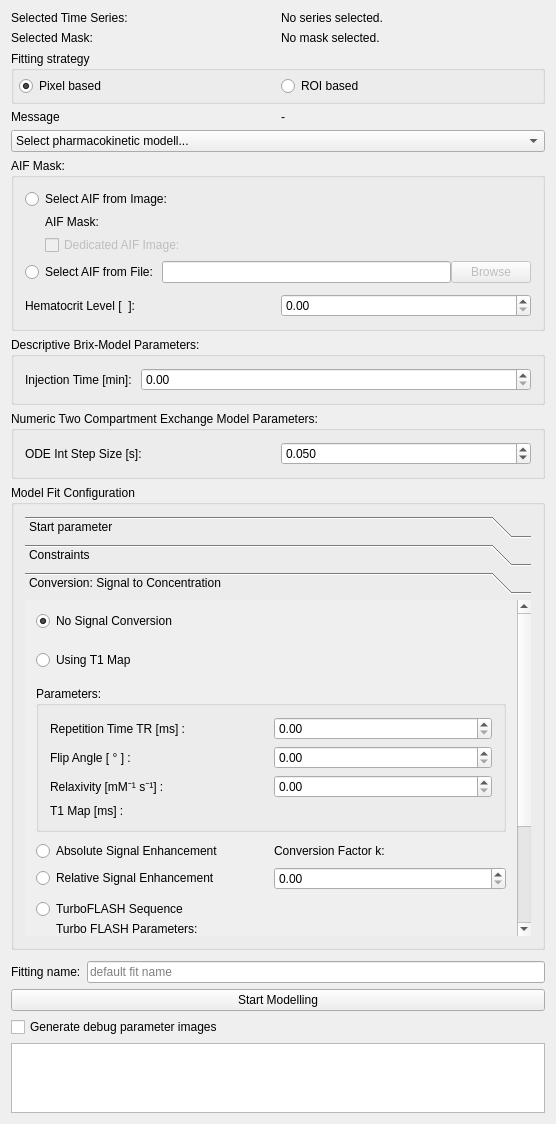
First picture: the form in Plugins/org.mitk.gui.qt.pharmacokinetics.mri/src/internal/MRPerfusionViewControls.ui, repository MITK/MITK, before the edit.
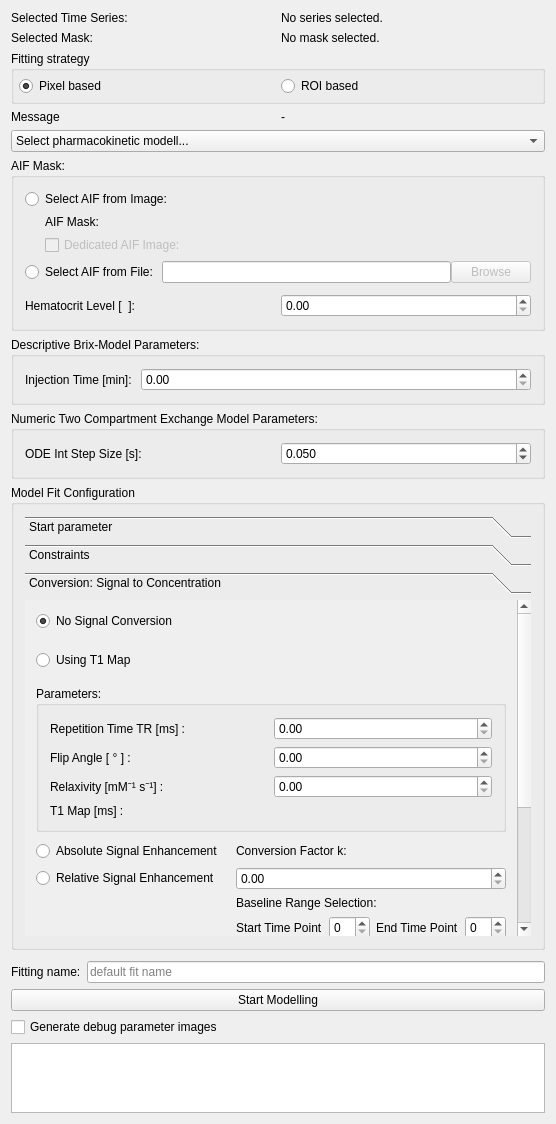
Second picture: the form after the edit. The open tabs and pages were chosen to show the change. Custom widgets are drawn as their Qt base class.

Commit message: Add timepoint selection for baseline averaging in UI

```diff
--- a/Plugins/org.mitk.gui.qt.pharmacokinetics.mri/src/internal/MRPerfusionViewControls.ui
+++ b/Plugins/org.mitk.gui.qt.pharmacokinetics.mri/src/internal/MRPerfusionViewControls.ui
@@ -378,9 +378,9 @@
          <property name="geometry">
           <rect>
            <x>0</x>
-           <y>-34</y>
-           <width>499</width>
-           <height>516</height>
+           <y>-120</y>
+           <width>516</width>
+           <height>452</height>
           </rect>
          </property>
          <attribute name="label">
@@ -479,27 +479,64 @@
             <property name="verticalSpacing">
              <number>6</number>
             </property>
-            <item row="1" column="0">
+            <item row="2" column="1">
+             <widget class="QDoubleSpinBox" name="factorSpinBox"/>
+            </item>
+            <item row="1" column="1">
+             <widget class="QLabel" name="label_Faktor">
+              <property name="text">
+               <string>Conversion Factor k:</string>
+              </property>
+             </widget>
+            </item>
+            <item row="4" column="1">
+             <layout class="QHBoxLayout" name="horizontalLayout_14">
+              <item>
+               <widget class="QLabel" name="label_baselineStartTimePoint">
+                <property name="text">
+                 <string>Start Time Point</string>
+                </property>
+               </widget>
+              </item>
+              <item>
+               <widget class="QSpinBox" name="spinBox_baselineStartTimePoint"/>
+              </item>
+              <item>
+               <widget class="QLabel" name="label_baselineEndTimePoint">
+                <property name="text">
+                 <string>End Time Point</string>
+                </property>
+               </widget>
+              </item>
+              <item>
+               <widget class="QSpinBox" name="spinBox_baselineEndTimePoint"/>
+              </item>
+             </layout>
+            </item>
+            <item row="2" column="0">
              <widget class="QRadioButton" name="radioButton_relativeEnchancement">
               <property name="text">
                <string>Relative Signal Enhancement</string>
               </property>
              </widget>
             </item>
-            <item row="0" column="0">
+            <item row="1" column="0">
              <widget class="QRadioButton" name="radioButton_absoluteEnhancement">
               <property name="text">
                <string>Absolute Signal Enhancement</string>
               </property>
              </widget>
             </item>
-            <item row="1" column="1">
-             <widget class="QDoubleSpinBox" name="factorSpinBox"/>
+            <item row="4" column="0">
+             <layout class="QHBoxLayout" name="horizontalLayout_10"/>
             </item>
-            <item row="0" column="1">
-             <widget class="QLabel" name="label_Faktor">
+            <item row="3" column="1">
+             <widget class="QLabel" name="label_baselineRange">
               <property name="text">
-               <string>Conversion Factor k:</string>
+               <string>Baseline Range Selection:</string>
+              </property>
+              <property name="alignment">
+               <set>Qt::AlignLeading|Qt::AlignLeft|Qt::AlignVCenter</set>
               </property>
              </widget>
             </item>
```
Left out of the diff: 45 changed lines with no effect on the pictures. The commit also changes 1 other file.
